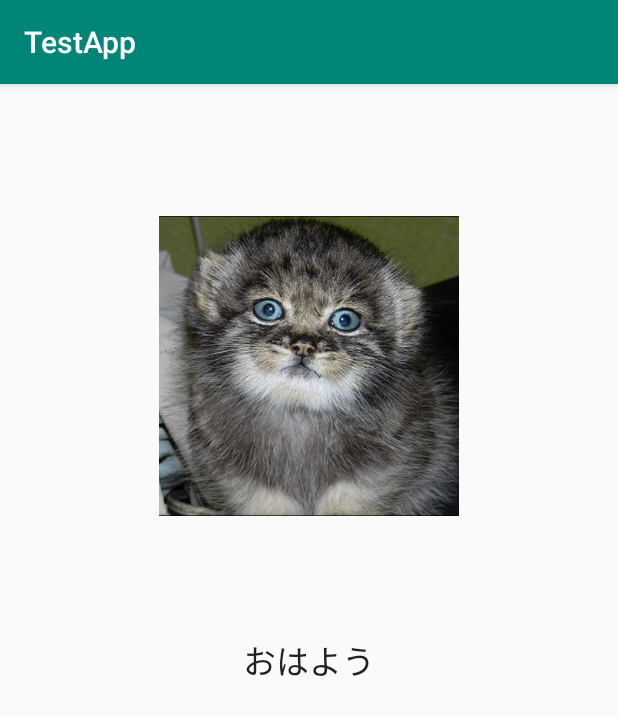
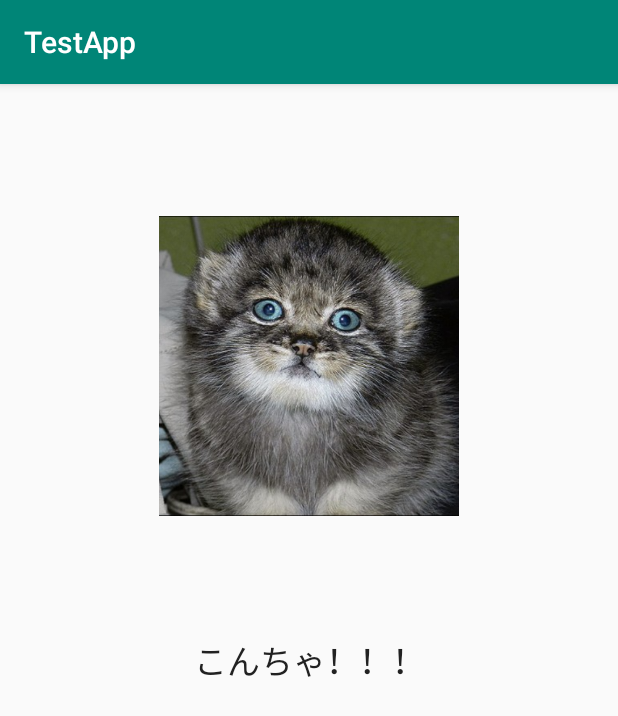
Before and after one commit to furuyatakumi/KttHACITIME, an Android app: the screen it shows after launch (MainActivity), on a phone screen of 412 x 824 dp. Shown: the top 716 px of the screen. Run offline under Robolectric (Android 15) with nearby library versions, the phone set to English and light mode, and no system bars.

Commit message:
ImageViewの文字の変更

```diff
--- a/app/src/main/res/values/strings.xml
+++ b/app/src/main/res/values/strings.xml
@@ -1,4 +1,4 @@
 <resources>
     <string name="app_name">TestApp</string>
-    <string name="hello">おはよう</string>
+    <string name="hello">こんちゃ！！！</string>
 </resources>
```
